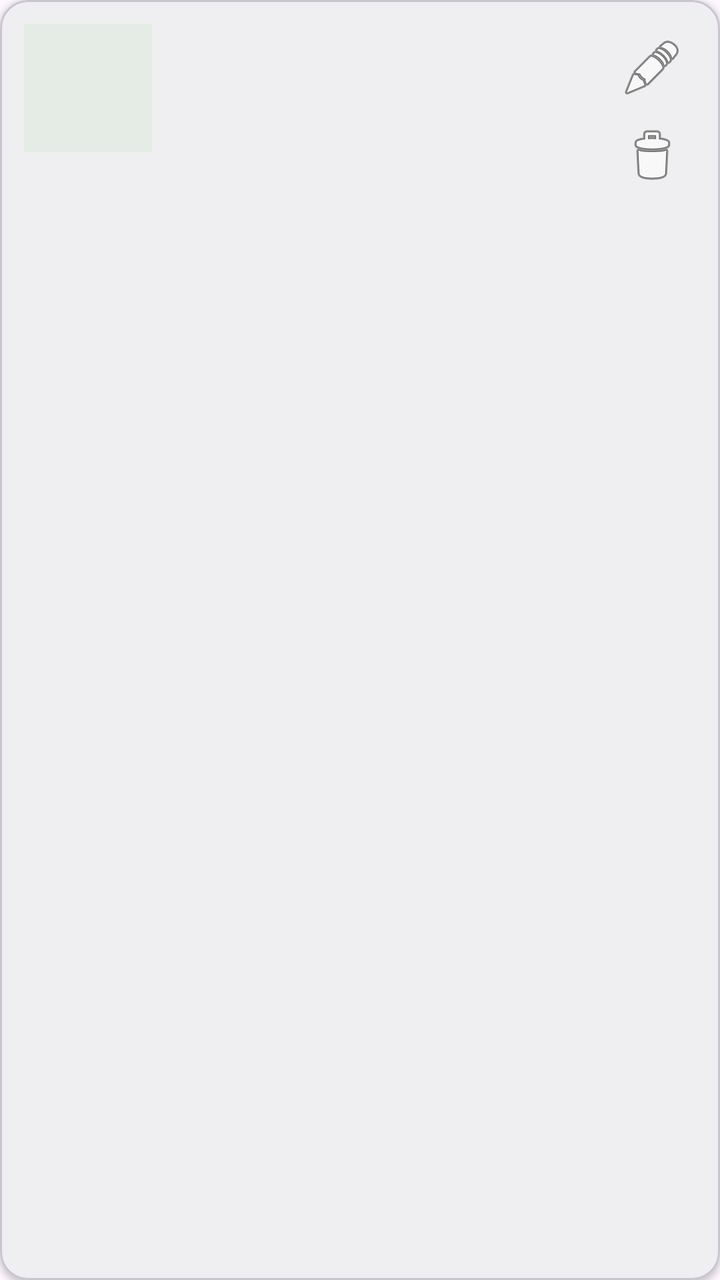
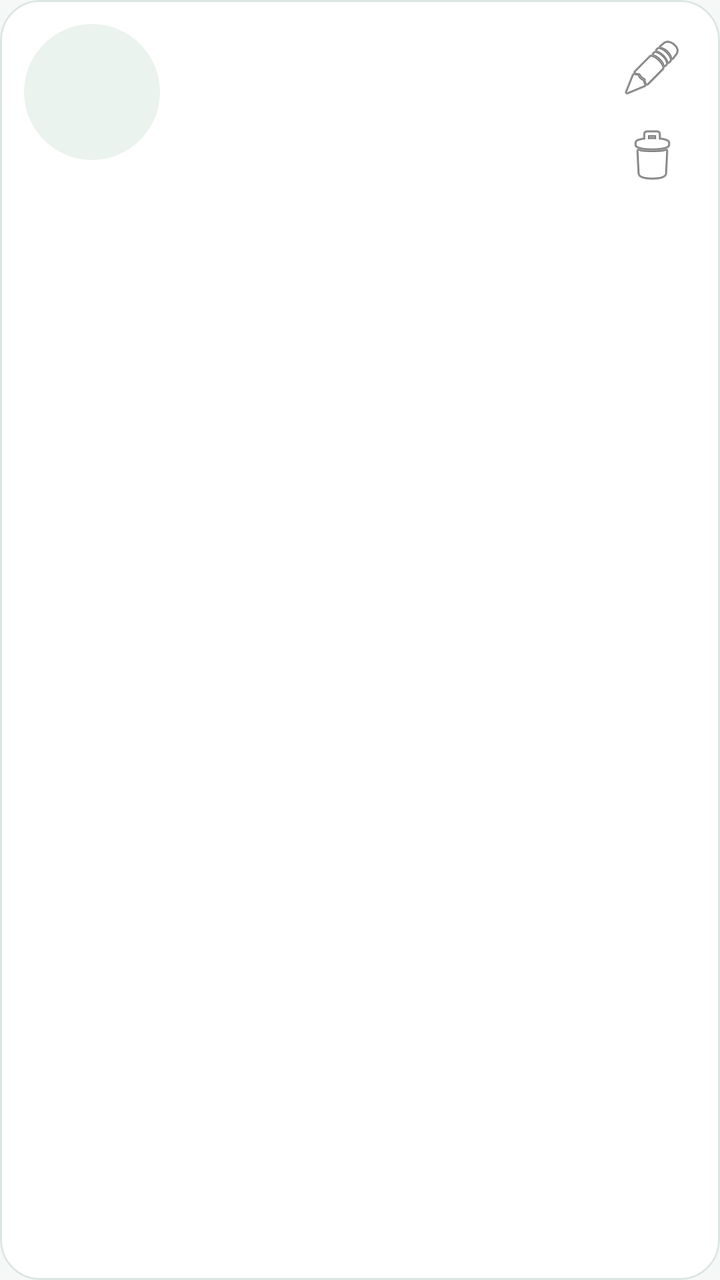

Screens rendered from an Android XML layout before and after an edit, with the pre-edit source and the edit as a unified diff.
<!-- AndroidManifest.xml: application theme Theme.PetProfile -->
<!-- res/layout/item_profile.xml -->
<?xml version="1.0" encoding="utf-8"?>
<com.google.android.material.card.MaterialCardView xmlns:android="http://schemas.android.com/apk/res/android"
    xmlns:app="http://schemas.android.com/apk/res-auto"
    android:layout_width="match_parent"
    android:layout_height="wrap_content"
    android:layout_marginHorizontal="12dp"
    android:layout_marginVertical="6dp"
    app:cardCornerRadius="14dp"
    app:cardElevation="2dp">

    <LinearLayout
        android:layout_width="match_parent"
        android:layout_height="wrap_content"
        android:orientation="vertical">

        <LinearLayout
            android:layout_width="match_parent"
            android:layout_height="wrap_content"
            android:orientation="horizontal"
            android:padding="12dp">

            <ImageView
                android:id="@+id/avatarImageView"
                android:layout_width="64dp"
                android:layout_height="64dp"
                android:background="#E4ECE5"
                android:contentDescription="@string/action_pick_avatar"
                android:scaleType="centerCrop" />

            <LinearLayout
                android:layout_width="0dp"
                android:layout_height="wrap_content"
                android:layout_marginStart="12dp"
                android:layout_weight="1"
                android:orientation="vertical">

                <TextView
                    android:id="@+id/nameTextView"
                    android:layout_width="match_parent"
                    android:layout_height="wrap_content"
                    android:textAppearance="?attr/textAppearanceTitleMedium"
                    android:textStyle="bold" />

                <TextView
                    android:id="@+id/taxonomyTextView"
                    android:layout_width="match_parent"
                    android:layout_height="wrap_content"
                    android:textAppearance="?attr/textAppearanceBodyMedium" />

                <TextView
                    android:id="@+id/metaTextView"
                    android:layout_width="match_parent"
                    android:layout_height="wrap_content"
                    android:ellipsize="end"
                    android:maxLines="1"
                    android:textAppearance="?attr/textAppearanceBodySmall" />
            </LinearLayout>

            <LinearLayout
                android:layout_width="wrap_content"
                android:layout_height="wrap_content"
                android:orientation="vertical">

                <ImageButton
                    android:id="@+id/editButton"
                    android:layout_width="44dp"
                    android:layout_height="44dp"
                    android:background="?attr/selectableItemBackgroundBorderless"
                    android:contentDescription="@string/action_edit"
                    android:src="@android:drawable/ic_menu_edit" />

                <ImageButton
                    android:id="@+id/deleteButton"
                    android:layout_width="44dp"
                    android:layout_height="44dp"
                    android:background="?attr/selectableItemBackgroundBorderless"
                    android:contentDescription="@string/action_delete"
                    android:src="@android:drawable/ic_menu_delete" />
            </LinearLayout>
        </LinearLayout>

        <LinearLayout
            android:id="@+id/attributesSummaryContainer"
            android:layout_width="match_parent"
            android:layout_height="wrap_content"
            android:orientation="vertical"
            android:paddingStart="12dp"
            android:paddingEnd="12dp"
            android:paddingBottom="12dp"
            android:visibility="gone">

            <TextView
                android:id="@+id/attributesSummaryTextView"
                android:layout_width="match_parent"
                android:layout_height="wrap_content"
                android:paddingTop="8dp"
                android:textColor="@color/primary"
                android:textStyle="bold" />

            <TableLayout
                android:id="@+id/attributesTable"
                android:layout_width="match_parent"
                android:layout_height="wrap_content"
                android:layout_marginTop="8dp"
                android:stretchColumns="1"
                android:visibility="gone" />
        </LinearLayout>
    </LinearLayout>
</com.google.android.material.card.MaterialCardView>
<!-- resources referenced by this layout -->
<resources>
  <color name="primary">#2E7D32</color>
  <string name="action_delete">删除</string>
  <string name="action_edit">编辑</string>
  <string name="action_pick_avatar">选择头像</string>
  <style name="Theme.PetProfile" parent="Theme.Material3.DayNight.NoActionBar">
          <item name="colorPrimary">@color/primary</item>
          <item name="colorPrimaryVariant">@color/primary_dark</item>
          <item name="colorSecondary">@color/accent</item>
          <item name="android:statusBarColor">@android:color/white</item>
          <item name="android:windowLightStatusBar">true</item>
      </style>
  <color name="primary_dark">#1B5E20</color>
  <color name="accent">#FF8F00</color>
</resources>

<!-- the commit's change to res/layout/item_profile.xml (unified diff, before → after) -->
@@ -4,9 +4,12 @@
     android:layout_width="match_parent"
     android:layout_height="wrap_content"
     android:layout_marginHorizontal="12dp"
-    android:layout_marginVertical="6dp"
-    app:cardCornerRadius="14dp"
-    app:cardElevation="2dp">
+    android:layout_marginTop="8dp"
+    android:layout_marginBottom="8dp"
+    app:cardCornerRadius="20dp"
+    app:cardElevation="0dp"
+    app:strokeColor="@color/divider"
+    app:strokeWidth="1dp">
 
     <LinearLayout
         android:layout_width="match_parent"
@@ -19,18 +22,20 @@
             android:orientation="horizontal"
             android:padding="12dp">
 
-            <ImageView
+            <com.google.android.material.imageview.ShapeableImageView
                 android:id="@+id/avatarImageView"
-                android:layout_width="64dp"
-                android:layout_height="64dp"
-                android:background="#E4ECE5"
+                android:layout_width="68dp"
+                android:layout_height="68dp"
+                android:background="@color/avatar_background"
                 android:contentDescription="@string/action_pick_avatar"
-                android:scaleType="centerCrop" />
+                android:scaleType="centerCrop"
+                app:shapeAppearanceOverlay="@style/ShapeAppearance.PetProfile.Avatar" />
 
             <LinearLayout
                 android:layout_width="0dp"
                 android:layout_height="wrap_content"
                 android:layout_marginStart="12dp"
+                android:gravity="center_vertical"
                 android:layout_weight="1"
                 android:orientation="vertical">
 
<!-- resource entries referenced after the edit -->
@@ -1,17 +1,34 @@
 <!-- resources referenced by this layout -->
 <resources>
-  <color name="primary">#2E7D32</color>
+  <color name="avatar_background">#EAF3ED</color>
+  <color name="divider">#DCE6E0</color>
+  <color name="primary">#4F8A6B</color>
   <string name="action_delete">删除</string>
   <string name="action_edit">编辑</string>
   <string name="action_pick_avatar">选择头像</string>
+  <style name="ShapeAppearance.PetProfile.Avatar" parent="">
+          <item name="cornerFamily">rounded</item>
+          <item name="cornerSize">50%</item>
+      </style>
   <style name="Theme.PetProfile" parent="Theme.Material3.DayNight.NoActionBar">
           <item name="colorPrimary">@color/primary</item>
           <item name="colorPrimaryVariant">@color/primary_dark</item>
           <item name="colorSecondary">@color/accent</item>
+          <item name="colorSurface">@color/surface</item>
+          <item name="colorOnSurface">@color/text_primary</item>
+          <item name="colorSurfaceVariant">@color/surface_subtle</item>
+          <item name="colorOnSurfaceVariant">@color/text_secondary</item>
+          <item name="android:windowBackground">@color/surface_subtle</item>
           <item name="android:statusBarColor">@android:color/white</item>
           <item name="android:windowLightStatusBar">true</item>
+          <item name="android:navigationBarColor">@color/surface</item>
+          <item name="android:windowLightNavigationBar">true</item>
       </style>
-  <color name="primary_dark">#1B5E20</color>
-  <color name="accent">#FF8F00</color>
+  <color name="primary_dark">#305B44</color>
+  <color name="accent">#4F8A6B</color>
+  <color name="surface">#FFFFFF</color>
+  <color name="text_primary">#1C2621</color>
+  <color name="surface_subtle">#F6F8F7</color>
+  <color name="text_secondary">#66706B</color>
 </resources>
 
